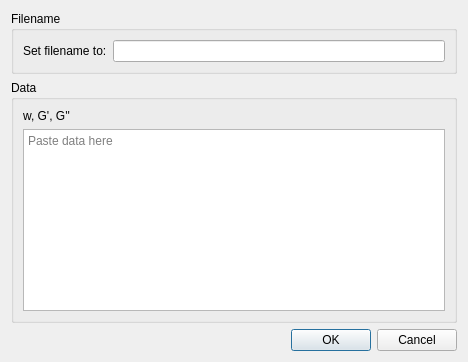
Above: RepTate/gui/import_from_pasted_dialog.ui from jorge-ramirez-upm/RepTate before the change. Below: the same form after it.
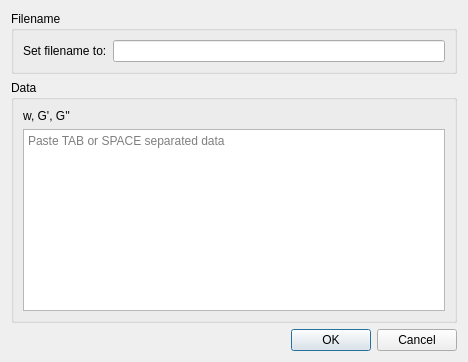
That is the form after the change.

Commit message: added units to the col names

The edit to the form file:
```diff
--- a/RepTate/gui/import_from_pasted_dialog.ui
+++ b/RepTate/gui/import_from_pasted_dialog.ui
@@ -79,7 +79,7 @@
            <bool>false</bool>
           </property>
           <property name="placeholderText">
-           <string>Paste data here</string>
+           <string>Paste TAB or SPACE separated data</string>
           </property>
           <property name="openLinks">
            <bool>false</bool>
```
The commit also changes 2 other files.
